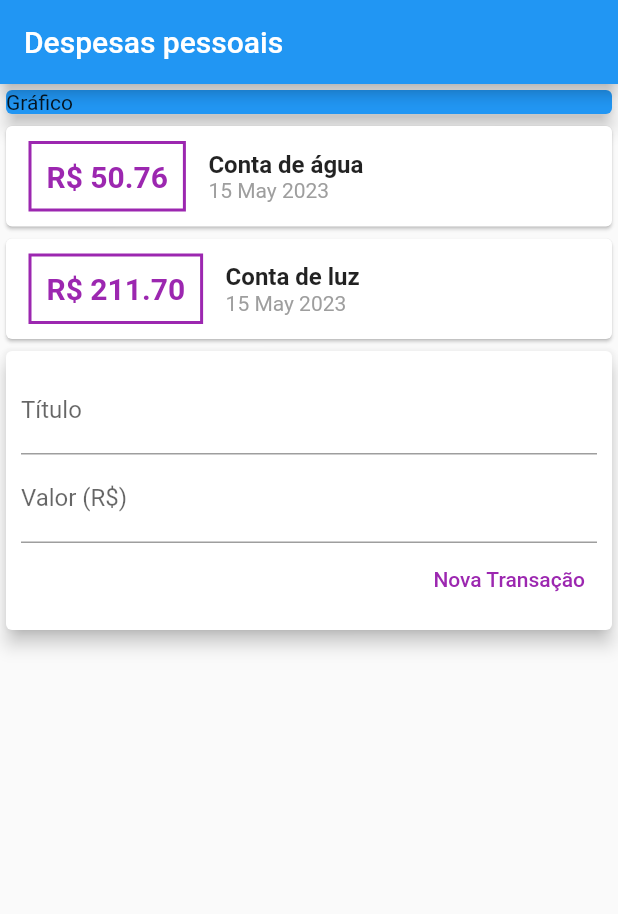
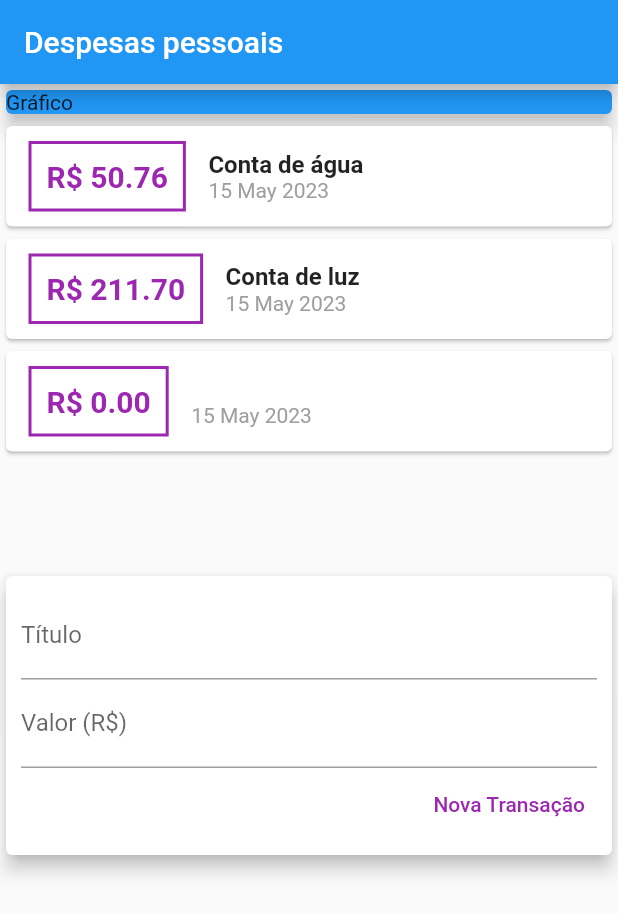
Before and after one commit to jonataslaet/udemy, a Flutter app: the screen it shows after launch, after a tap on "Nova Transação", on a phone screen of 412 x 824 dp. Shown: the top 914 px of the screen. Run offline on Flutter 3.47's test engine with Material 2 defaults, Android fonts, the phone set to English and light mode, and no system bars.

Commit message:
curso-flutter: Construindo App Real - Despesas Pessoais
Adicionando Transação
Lista com Rolagem (Scroll)

```diff
--- a/ws-curso-flutter/expenses/lib/components/transaction_form.dart
+++ b/ws-curso-flutter/expenses/lib/components/transaction_form.dart
@@ -4,6 +4,10 @@ import 'package:flutter/material.dart';
 class TransactionForm extends StatelessWidget {
   final titleController = TextEditingController();
   final valueController = TextEditingController();
+
+  final void Function(String, double) onSubmit;
+
+  TransactionForm(this.onSubmit);
 
   @override
   Widget build(BuildContext context) {
@@ -30,8 +34,9 @@ class TransactionForm extends StatelessWidget {
                     children: [
                       TextButton(
                         onPressed: () {
-                          print(titleController.text);
-                          print(valueController.text);
+                          final title = titleController.text;
+                          final value = double.tryParse(valueController.text) ?? 0.0;
+                          onSubmit(title, value);
                         },
                         style: TextButton.styleFrom(
                           backgroundColor: Colors.white,
--- a/ws-curso-flutter/expenses/lib/components/transaction_list.dart
+++ b/ws-curso-flutter/expenses/lib/components/transaction_list.dart
@@ -10,7 +10,10 @@ class TransactionList extends StatelessWidget {
 
   @override
   Widget build(BuildContext context) {
-    return Column(
+    return Container(
+      height: 300,
+      child: SingleChildScrollView(
+        child: Column(
                 children: transactions.map((t) {
                   return Card(
                     child: Row(children: [
@@ -50,6 +53,8 @@ class TransactionList extends StatelessWidget {
                     ]),
                   );
                 }).toList(),
+              ),
+      ),
     );
   }
 }
--- a/ws-curso-flutter/expenses/lib/components/transaction_user.dart
+++ b/ws-curso-flutter/expenses/lib/components/transaction_user.dart
@@ -1,3 +1,5 @@
+
+import 'dart:math';
 
 import 'package:expenses/components/transaction_form.dart';
 import 'package:expenses/components/transaction_list.dart';
@@ -21,12 +23,24 @@ class _TransactionUserState extends State<TransactionUser> {
         id: 't2', title: 'Conta de luz', value: 211.70, date: DateTime.now())
   ];
 
+  _addTransaction(String title, double value) {
+    final newTransaction = Transaction(
+      id: Random().nextDouble().toString(),
+      title: title,
+      value: value,
+      date: DateTime.now()
+    );
+    setState(() {
+      _transactions.add(newTransaction);
+    });
+  }
+
   @override
   Widget build(BuildContext context) {
     return Column(
       children: [
         TransactionList(_transactions),
-        TransactionForm()
+        TransactionForm(_addTransaction)
       ],
     );
   }
--- a/ws-curso-flutter/expenses/lib/main.dart
+++ b/ws-curso-flutter/expenses/lib/main.dart
@@ -27,7 +27,8 @@ class MyHomePage extends StatelessWidget {
       appBar: AppBar(
         title: const Text('Despesas pessoais'),
       ),
-      body: Column(
+      body: SingleChildScrollView(
+        child: Column(
           crossAxisAlignment: CrossAxisAlignment.stretch,
           children: const [
             SizedBox(
@@ -38,6 +39,7 @@ class MyHomePage extends StatelessWidget {
             TransactionUser(),
           ],
         ),
+      ),
     );
   }
 }
```
Lines whose indentation alone changed are shown as unchanged.
